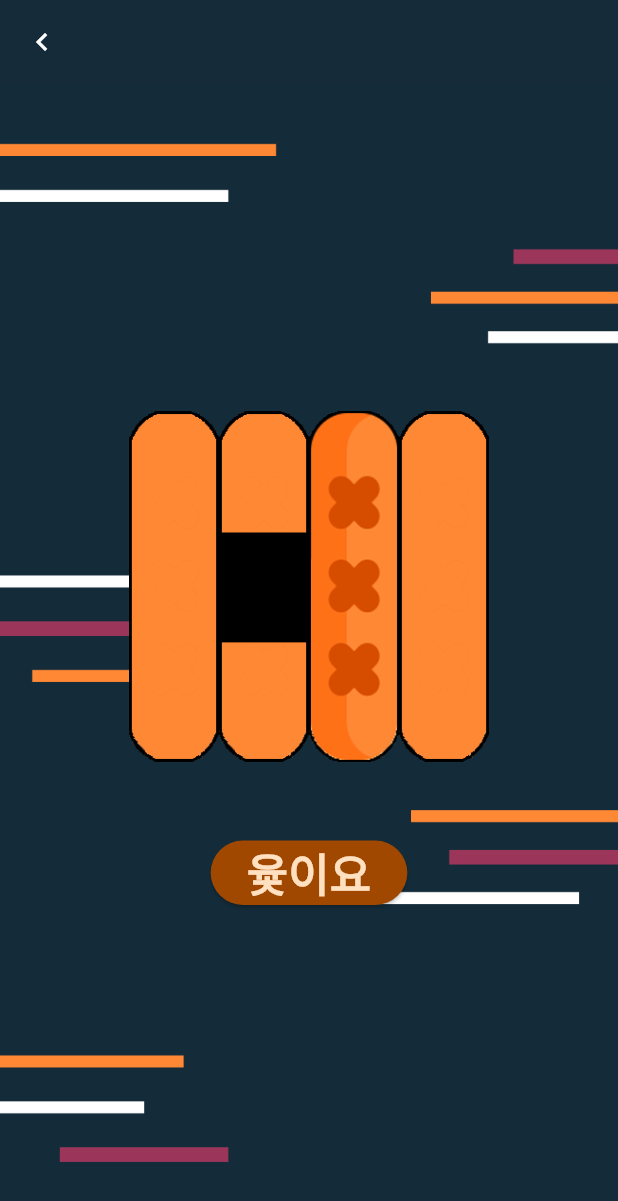
After one commit to TULOVNORI/frontend-mobile-flutter, a Flutter app: the PlayScreenYut screen opened by its route, after a tap on "윷이요", on a phone screen of 412 x 824 dp. The commit adds this screen. Shown: the top 1201 px of the screen. Run offline on Flutter 3.47's test engine with Material 3 defaults, Android fonts, the light colour scheme and no system bars.

Commit message:
feature : initial implementation of Yut Roller (refactory pending)

```diff
--- a/lib/main.dart
+++ b/lib/main.dart
@@ -1,6 +1,7 @@
 import 'package:flutter/material.dart';
 import 'package:tulovnori/screens/screen_index.dart';
 import 'package:tulovnori/screens/screen_nori.dart';
+import 'package:tulovnori/plays/yut/play_screen_yut.dart';
 
 void main() {
   runApp(TulovnoriApp());
@@ -20,6 +21,7 @@ class TulovnoriApp extends StatelessWidget {
       routes: {
         '/index': (context) => ScreenIndex(),
         '/nori': (context) => ScreenNori(),
+        '/yut': (context) => PlayScreenYut()
       },
     );
   }
--- /dev/null
+++ b/lib/plays/yut/play_screen_yut.dart
@@ -0,0 +1,32 @@
+import 'package:flutter/material.dart';
+import 'package:tulovnori/plays/yut/yut_roller.dart';
+
+class PlayScreenYut extends StatelessWidget {
+  const PlayScreenYut({super.key});
+
+  @override
+  Widget build(BuildContext context) {
+    return Scaffold(
+      appBar: AppBar(
+        backgroundColor: Color(0xFF152b39),
+        leading: IconButton(
+          icon: const Icon(Icons.chevron_left),
+          color: Colors.white,
+          onPressed: () {
+            Navigator.pop(context);
+          },
+        ),
+      ),
+      body: Container(
+        decoration: const BoxDecoration(
+            image: DecorationImage(
+          fit: BoxFit.fill,
+          image: AssetImage('images/yut/background.png'),
+        )),
+        child: Center(
+          child: YutRoller(),
+        ),
+      ),
+    );
+  }
+}
--- /dev/null
+++ b/lib/plays/yut/yut_roller.dart
@@ -0,0 +1,87 @@
+import 'package:flutter/material.dart';
+import 'dart:math';
+
+final randomizer = Random();
+
+class YutRoller extends StatefulWidget {
+  const YutRoller({super.key});
+
+  @override
+  State<YutRoller> createState() {
+    return _YutRollerState();
+  }
+}
+
+class _YutRollerState extends State<YutRoller> {
+  var currentYutRoll = 0;
+  var totalYutRoll = 0;
+  var yutList = [0, 0, 0, 0];
+
+  void rollYut() {
+    setState(() {
+      for (var i = 0; i < 4; i++) {
+        if (totalYutRoll < 4) {
+          currentYutRoll = randomizer.nextInt(3);
+          yutList[i] = currentYutRoll;
+          totalYutRoll +=
+              currentYutRoll == 2 ? currentYutRoll * 2 : currentYutRoll;
+        } else {
+          currentYutRoll = randomizer.nextInt(2);
+          yutList[i] = currentYutRoll;
+          totalYutRoll += currentYutRoll;
+        }
+      }
+    });
+  }
+
+  @override
+  Widget build(context) {
+    return Container(
+      color: Colors.transparent,
+      child: Column(
+        mainAxisSize: MainAxisSize.min,
+        crossAxisAlignment: CrossAxisAlignment.center,
+        children: [
+          Row(
+            mainAxisSize: MainAxisSize.min,
+            children: [
+              Image.asset(
+                'images/yut/yut_${yutList[0]}.png',
+                width: 60,
+              ),
+              Image.asset(
+                'images/yut/yut_${yutList[1]}.png',
+                width: 60,
+              ),
+              Image.asset(
+                'images/yut/yut_${yutList[2]}.png',
+                width: 60,
+              ),
+              Image.asset(
+                'images/yut/yut_${yutList[3]}.png',
+                width: 60,
+              ),
+            ],
+          ),
+          const SizedBox(
+            height: 50,
+          ),
+          ElevatedButton(
+            onPressed: rollYut,
+            style: ButtonStyle(
+              backgroundColor: MaterialStateProperty.all(Color(0xffa04800)),
+            ),
+            child: const Text(
+              "윷이요",
+              style: const TextStyle(
+                fontWeight: FontWeight.w600,
+                color: Color(0xffffe0c1),
+                fontSize: 30,
+              ),
+            ),
+          )
+        ],
+      ),
+    );
+  }
+}
--- a/lib/screens/screen_index.dart
+++ b/lib/screens/screen_index.dart
@@ -24,9 +24,9 @@ class _ScreenIndexState extends State<ScreenIndex> {
       body: Container(
         decoration: BoxDecoration(
           gradient: LinearGradient(
-            begin: Alignment.topCenter, // 그라디언트 시작점
-            end: Alignment.bottomCenter, // 그라디언트 끝점
-            colors: [Color(0xFF00b1a5), Color(0xFF0d1b2b)], // 그라디언트 색상
+            begin: Alignment.topCenter,
+            end: Alignment.bottomCenter,
+            colors: [Color(0xFF00b1a5), Color(0xFF0d1b2b)],
           ),
         ),
         child: Container(
--- a/lib/screens/screen_nori.dart
+++ b/lib/screens/screen_nori.dart
@@ -75,7 +75,9 @@ class _NoriState extends State<ScreenNori> {
                         color: Colors.indigo,
                       ),
                     ),
-                    onPressed: () async {},
+                    onPressed: () async {
+                      await Navigator.pushNamed(context, '/${args["key"]}');
+                    },
                     // style: ButtonStyle(
                     //   backgroundColor: MaterialColor(primary, swatch),
                     // ),
--- a/pubspec.yaml
+++ b/pubspec.yaml
@@ -22,6 +22,10 @@ flutter:
 
   uses-material-design: true
   assets:
+    - images/yut/background.png
+    - images/yut/yut_0.png
+    - images/yut/yut_1.png
+    - images/yut/yut_2.png
     - images/yut/main.png
     - images/dice/main.png
     - images/deck/main.png
```
Also changed, not shown: images/yut/background.png (added), images/yut/yut_0.png (added), images/yut/yut_1.png (added), images/yut/yut_2.png (added).
